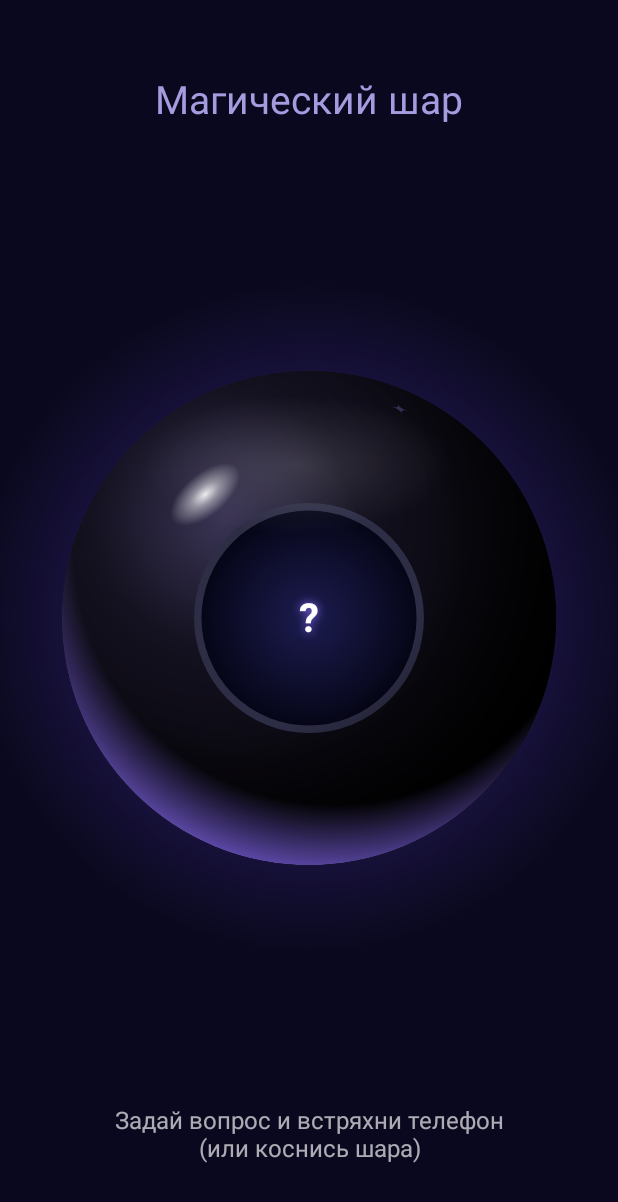
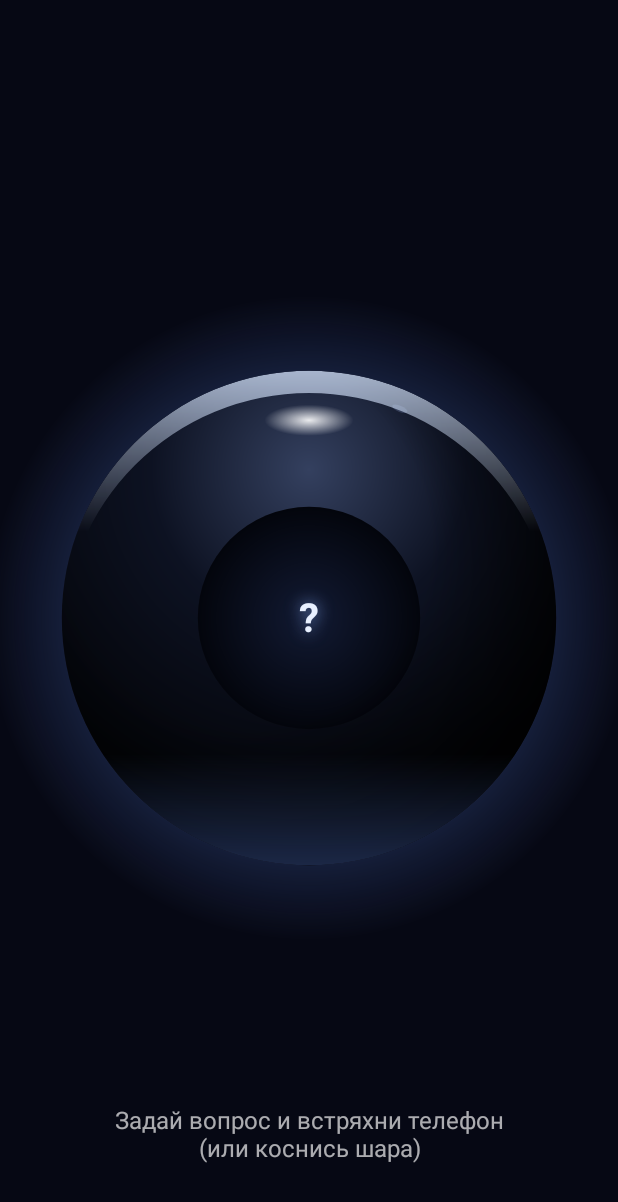
Before and after one commit to lavrkevlarov/magic-question, an Android app: the screen it shows after launch (MainActivity), on a phone screen of 412 x 824 dp. Shown: the top 1202 px of the screen. Run offline under Robolectric (Android 15) with nearby library versions, the phone set to English and light mode, and no system bars.

Commit message:
Switch to moonlight lighting; fade highlight as the phrase expands; remove on-screen title
Co-Authored-By: Claude Opus 5.5 <noreply@anthropic.com>
Claude-Session: https://claude.ai/code/session_01CUxdJ3W8YNV1nfRqnRhwEv

```diff
--- a/app/src/main/java/com/magicquestion/ball/BallView.java
+++ b/app/src/main/java/com/magicquestion/ball/BallView.java
@@ -6,6 +6,7 @@ import android.animation.AnimatorSet;
 import android.animation.ValueAnimator;
 import android.content.Context;
 import android.graphics.Canvas;
+import android.graphics.LinearGradient;
 import android.graphics.Color;
 import android.graphics.Paint;
 import android.graphics.Path;
@@ -40,14 +41,13 @@ public class BallView extends View {
     private final Paint ballPaint = new Paint(Paint.ANTI_ALIAS_FLAG);
     private final Paint shadePaint = new Paint(Paint.ANTI_ALIAS_FLAG);
     private final Paint windowPaint = new Paint(Paint.ANTI_ALIAS_FLAG);
-    private final Paint ringPaint = new Paint(Paint.ANTI_ALIAS_FLAG);
     private final Paint starPaint = new Paint(Paint.ANTI_ALIAS_FLAG);
     private final Paint auraPaint = new Paint(Paint.ANTI_ALIAS_FLAG);
-    private final Paint rimPaint = new Paint(Paint.ANTI_ALIAS_FLAG);
-    private final Paint sheenPaint = new Paint(Paint.ANTI_ALIAS_FLAG);
+    private final Paint bouncePaint = new Paint(Paint.ANTI_ALIAS_FLAG);
+    private final Paint crescentPaint = new Paint(Paint.ANTI_ALIAS_FLAG);
     private final Paint specPaint = new Paint(Paint.ANTI_ALIAS_FLAG);
+    private final Path crescent = new Path();
     private final TextPaint textPaint = new TextPaint(Paint.ANTI_ALIAS_FLAG);
-    private final Path triangle = new Path();
     private final Path ballClip = new Path();
 
     // Узор на поверхности: звёздочки с долготой/широтой (радианы)
@@ -63,7 +63,8 @@ public class BallView extends View {
     private float zoom = 1f;
     private float windowGrow = 0f;  // 0 — обычное окошко, 1 — окошко размером с шар
     private float windowAlpha = 1f; // непрозрачность круга окошка (0 — растворился)
-    private float glow = 0.35f;     // яркость подсветки 0..1
+    private float reveal = 0f;      // насколько показан ответ 0..1 (усиливает голубой ореол)
+    private float highlight = 1f;   // яркость белого блика 0..1, гаснет, когда раскрывается слово
     private float pendingTextAlpha = 0f;
     private float pendingTextScale = 1f;
     private float pendingTextX, pendingTextY;
@@ -81,12 +82,9 @@ public class BallView extends View {
 
     public BallView(Context context) {
         super(context);
-        ringPaint.setStyle(Paint.Style.STROKE);
-        ringPaint.setColor(Color.rgb(45, 45, 70));
-        starPaint.setColor(Color.rgb(170, 150, 255));
-        textPaint.setColor(Color.WHITE);
+        starPaint.setColor(Color.rgb(170, 190, 255));
+        textPaint.setColor(Color.rgb(232, 240, 255));
         textPaint.setTypeface(Typeface.create(Typeface.SANS_SERIF, Typeface.BOLD));
-        textPaint.setShadowLayer(18f, 0f, 0f, Color.rgb(140, 110, 255)); // мягкое свечение
 
         Random r = new Random(8);
         for (int i = 0; i < starLon.length; i++) {
@@ -114,29 +112,33 @@ public class BallView extends View {
         super.onSizeChanged(w, h, oldw, oldh);
         float r = radius();
         float cx = w / 2f, cy = h / 2f;
-        ballPaint.setShader(new RadialGradient(cx - r * 0.35f, cy - r * 0.4f, r * 1.5f,
-                new int[]{Color.rgb(58, 52, 84), Color.rgb(20, 17, 32), Color.BLACK},
-                new float[]{0f, 0.35f, 1f}, Shader.TileMode.CLAMP));
+        // Лунный свет: холодный источник сверху
+        ballPaint.setShader(new RadialGradient(cx, cy - r * 0.6f, r * 1.6f,
+                new int[]{Color.rgb(52, 64, 95), Color.rgb(13, 18, 34), Color.BLACK},
+                new float[]{0f, 0.4f, 1f}, Shader.TileMode.CLAMP));
         // затемнение у края — объём поверх подвижных деталей
         shadePaint.setShader(new RadialGradient(cx - r * 0.25f, cy - r * 0.3f, r * 1.35f,
-                new int[]{Color.argb(0, 0, 0, 0), Color.argb(0, 0, 0, 0), Color.argb(205, 0, 0, 0)},
+                new int[]{Color.argb(0, 0, 0, 0), Color.argb(0, 0, 0, 0), Color.argb(200, 0, 0, 0)},
                 new float[]{0f, 0.55f, 1f}, Shader.TileMode.CLAMP));
-        // свечение вокруг шара
-        auraPaint.setShader(new RadialGradient(cx, cy, r * 1.35f,
-                new int[]{Color.argb(140, 110, 80, 255), Color.argb(90, 110, 80, 255), Color.argb(0, 110, 80, 255)},
-                new float[]{0f, 0.72f, 1f}, Shader.TileMode.CLAMP));
-        // контровая подсветка по нижнему краю
-        rimPaint.setShader(new RadialGradient(cx + r * 0.1f, cy - r * 0.3f, r * 1.32f,
-                new int[]{Color.argb(0, 120, 90, 255), Color.argb(0, 120, 90, 255), Color.argb(255, 140, 110, 255)},
-                new float[]{0f, 0.8f, 1f}, Shader.TileMode.CLAMP));
-        // мягкое отражение сверху и острый блик (в локальных координатах)
-        sheenPaint.setShader(new RadialGradient(0, 0, r * 0.62f,
-                new int[]{Color.argb(34, 255, 255, 255), Color.argb(0, 255, 255, 255)},
-                null, Shader.TileMode.CLAMP));
-        specPaint.setShader(new RadialGradient(0, 0, r * 0.17f,
-                new int[]{Color.argb(230, 255, 255, 255), Color.argb(115, 255, 255, 255), Color.argb(0, 255, 255, 255)},
-                new float[]{0f, 0.4f, 1f}, Shader.TileMode.CLAMP));
-        ringPaint.setStrokeWidth(r * 0.03f);
+        // голубой ореол вокруг шара (яркость задаётся альфой краски)
+        auraPaint.setShader(new RadialGradient(cx, cy, r * 1.3f,
+                new int[]{Color.rgb(90, 130, 230), Color.rgb(90, 130, 230), Color.argb(0, 90, 130, 230)},
+                new float[]{0f, 0.7f, 1f}, Shader.TileMode.CLAMP));
+        // отражённый свет снизу
+        bouncePaint.setShader(new LinearGradient(0, cy + r * 0.55f, 0, cy + r,
+                Color.argb(0, 90, 130, 230), Color.argb(77, 90, 130, 230), Shader.TileMode.CLAMP));
+        // серп блика по верхнему краю
+        crescentPaint.setShader(new LinearGradient(0, cy - r, 0, cy - r * 0.35f,
+                Color.argb(191, 215, 230, 255), Color.argb(0, 215, 230, 255), Shader.TileMode.CLAMP));
+        crescent.reset();
+        crescent.setFillType(Path.FillType.EVEN_ODD);
+        crescent.addCircle(cx, cy, r, Path.Direction.CW);
+        crescent.addCircle(cx, cy + r * 0.085f, r * 0.995f, Path.Direction.CW);
+        // маленькая яркая точка блика на серпе (в локальных координатах)
+        specPaint.setShader(new RadialGradient(0, 0, r * 0.18f,
+                Color.argb(230, 255, 255, 255), Color.argb(0, 255, 255, 255), Shader.TileMode.CLAMP));
+        textPaint.setShadowLayer(r * 0.12f, 0f, 0f, Color.argb(191, 140, 180, 255));
+        cachedLayout = null;
         ballClip.reset();
         ballClip.addCircle(cx, cy, r, Path.Direction.CW);
     }
@@ -181,8 +183,8 @@ public class BallView extends View {
         float cx = getWidth() / 2f, cy = getHeight() / 2f;
         float r = radius();
 
-        auraPaint.setAlpha((int) (255 * glow));
-        canvas.drawCircle(cx, cy, r * 1.35f, auraPaint);
+        auraPaint.setAlpha((int) (255 * (0.22f + 0.15f * reveal)));
+        canvas.drawCircle(cx, cy, r * 1.3f, auraPaint);
 
         canvas.drawCircle(cx, cy, r, ballPaint);
 
@@ -195,7 +197,7 @@ public class BallView extends View {
             if (p[2] <= 0) continue;
             float sx = cx + p[0] * r;
             float sy = cy - p[1] * r;
-            starPaint.setAlpha((int) (200 * p[2]));
+            starPaint.setAlpha((int) (140 * p[2]));
             drawOnSphere(canvas, sx, sy, p, starSize[i] * r, false);
         }
 
@@ -211,26 +213,25 @@ public class BallView extends View {
         }
 
         canvas.drawCircle(cx, cy, r, shadePaint);
-        rimPaint.setAlpha((int) (255 * (0.5f + 0.45f * glow)));
-        canvas.drawCircle(cx, cy, r, rimPaint);
+        canvas.drawRect(cx - r, cy - r, cx + r, cy + r, bouncePaint);
 
         // фраза поверх затемнения, чтобы её было хорошо видно
         if (pendingTextAlpha > 0) {
             drawOnSphere(canvas, pendingTextX, pendingTextY, p, 0, false, true);
         }
 
-        canvas.save();
-        canvas.translate(cx - r * 0.05f, cy - r * 0.62f);
-        canvas.scale(1f, 0.45f);
-        canvas.drawCircle(0, 0, r * 0.62f, sheenPaint);
-        canvas.restore();
-        canvas.restore();
-
-        canvas.save();
-        canvas.translate(cx - r * 0.42f, cy - r * 0.5f);
-        canvas.rotate(-40f);
-        canvas.scale(1f, 0.5f);
-        canvas.drawCircle(0, 0, r * 0.17f, specPaint);
+        // белый блик: серп сверху и яркая точка, гаснут при раскрытии слова
+        int ha = (int) (255 * highlight);
+        if (ha > 2) {
+            crescentPaint.setAlpha(ha);
+            canvas.drawPath(crescent, crescentPaint);
+            specPaint.setAlpha(ha);
+            canvas.save();
+            canvas.translate(cx, cy - r * 0.8f);
+            canvas.scale(1f, 0.35f);
+            canvas.drawCircle(0, 0, r * 0.18f, specPaint);
+            canvas.restore();
+        }
         canvas.restore();
     }
 
@@ -260,24 +261,16 @@ public class BallView extends View {
     }
 
     private void drawStar(Canvas canvas, float s) {
-        triangle.reset();
-        triangle.moveTo(0, -s);
-        triangle.quadTo(0, 0, s, 0);
-        triangle.quadTo(0, 0, 0, s);
-        triangle.quadTo(0, 0, -s, 0);
-        triangle.quadTo(0, 0, 0, -s);
-        canvas.drawPath(triangle, starPaint);
+        canvas.drawCircle(0, 0, s * 0.8f, starPaint);
     }
 
     private void drawWindow(Canvas canvas, float wr, float facing) {
         int wa = (int) (255 * windowAlpha);
         if (wa > 0) {
             windowPaint.setShader(new RadialGradient(0, 0, wr,
-                    new int[]{Color.rgb(28, 28, 80), Color.rgb(5, 5, 22)}, null, Shader.TileMode.CLAMP));
+                    new int[]{Color.rgb(18, 26, 51), Color.rgb(3, 5, 12)}, null, Shader.TileMode.CLAMP));
             windowPaint.setAlpha(wa);
-            ringPaint.setAlpha(wa);
             canvas.drawCircle(0, 0, wr, windowPaint);
-            canvas.drawCircle(0, 0, wr, ringPaint);
         }
 
         pendingTextAlpha = answerAlpha * Math.min(1f, facing * 1.5f);
@@ -328,6 +321,11 @@ public class BallView extends View {
                 0.95f, 0f, false);
     }
 
+    private static float smoothstep(float x) {
+        x = Math.max(0f, Math.min(1f, x));
+        return x * x * (3 - 2 * x);
+    }
+
     /** Крутит шар 3 секунды, затем проявляет новый ответ. */
     public void showAnswer(final String newAnswer) {
         animating = true;
@@ -335,7 +333,8 @@ public class BallView extends View {
         final float startZoom = zoom;
         final float startGrow = windowGrow;
         final float startWindowAlpha = windowAlpha;
-        final float startGlow = glow;
+        final float startReveal = reveal;
+        final float startHighlight = highlight;
 
         // ответ быстро гаснет в начале вращения
         ValueAnimator spin = ValueAnimator.ofFloat(0f, 1f);
@@ -355,8 +354,8 @@ public class BallView extends View {
                 // окошко снова сжимается и проявляется
                 windowGrow = startGrow * (1f - k);
                 windowAlpha = startWindowAlpha + (1f - startWindowAlpha) * k;
-                // подсветка разгорается во время вращения
-                glow = startGlow + (0.8f - startGlow) * Math.min(1f, time * 3);
+                reveal = startReveal * (1f - k);
+                highlight = startHighlight + (1f - startHighlight) * k; // блик возвращается
                 float bounce = 1f + 0.04f * (float) Math.sin(time * Math.PI * 6) * (1 - t);
                 setScaleX(zoom * bounce);
                 setScaleY(zoom * bounce);
@@ -393,8 +392,8 @@ public class BallView extends View {
                 answerScale = 1f;
                 float dissolve = Math.max(0f, Math.min(1f, (u - 0.4f) / 0.6f));
                 windowAlpha = 1f - dissolve * dissolve * (3 - 2 * dissolve);
-                // вспышка подсветки при появлении ответа
-                glow = Math.min(1f, 0.8f + 0.3f * (float) Math.sin(Math.PI * u) - 0.1f * u);
+                BallView.this.reveal = smoothstep(u / 0.6f);
+                highlight = 1f - smoothstep(u / 0.5f); // белый блик гаснет, пока слово раскрывается
                 // шар увеличивается вместе с появлением ответа
                 zoom = 1f + (ZOOM_SCALE - 1f) * overshoot.getInterpolation(Math.min(1f, u / 0.6f));
                 setScaleX(zoom);
--- a/app/src/main/java/com/magicquestion/ball/MainActivity.java
+++ b/app/src/main/java/com/magicquestion/ball/MainActivity.java
@@ -69,7 +69,7 @@ public class MainActivity extends Activity implements SensorEventListener {
         super.onCreate(savedInstanceState);
 
         FrameLayout root = new FrameLayout(this);
-        root.setBackgroundColor(Color.rgb(10, 8, 30));
+        root.setBackgroundColor(Color.rgb(6, 8, 20));
 
         ballView = new BallView(this);
         root.addView(ballView, new FrameLayout.LayoutParams(
@@ -87,15 +87,6 @@ public class MainActivity extends Activity implements SensorEventListener {
                 Gravity.BOTTOM);
         root.addView(hint, lp);
 
-        TextView title = new TextView(this);
-        title.setText("Магический шар");
-        title.setTextColor(Color.argb(220, 190, 180, 255));
-        title.setTextSize(26);
-        title.setGravity(Gravity.CENTER);
-        title.setPadding(pad, pad * 2, pad, pad);
-        root.addView(title, new FrameLayout.LayoutParams(
-                FrameLayout.LayoutParams.MATCH_PARENT, FrameLayout.LayoutParams.WRAP_CONTENT,
-                Gravity.TOP));
 
         ballView.setListener(new BallView.Listener() {
             @Override
```
Also changed, not shown: 1 other file.
